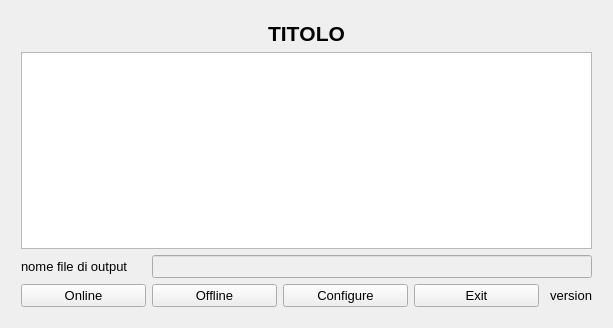
Above: src/singletonQtLogger.ui from wdastru/FantaCalcGui before the change. Below: the same form after it.
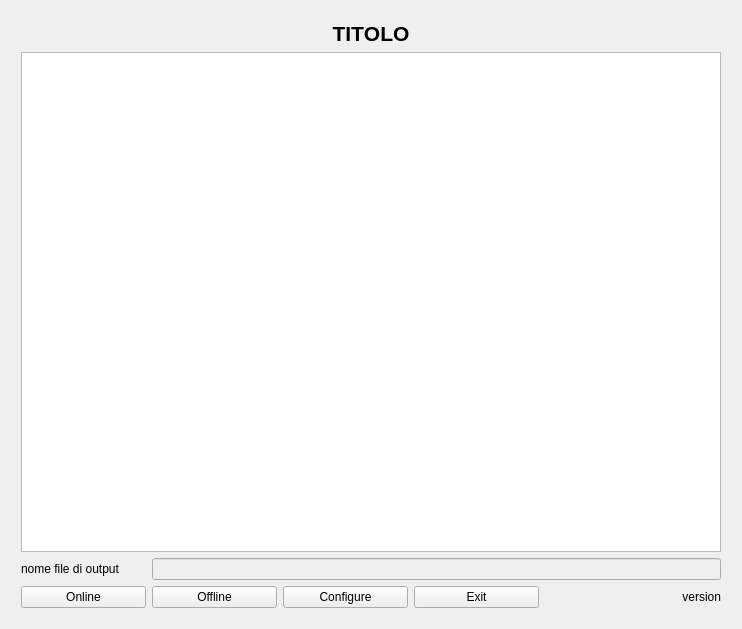
That is the form after the change.

```diff
--- a/src/singletonQtLogger.ui
+++ b/src/singletonQtLogger.ui
@@ -10,12 +10,6 @@
     <height>328</height>
    </rect>
   </property>
-  <property name="font">
-   <font>
-    <family>Ubuntu</family>
-    <pointsize>10</pointsize>
-   </font>
-  </property>
   <property name="windowTitle">
    <string>Logger</string>
   </property>
@@ -44,10 +38,16 @@
        <property name="enabled">
         <bool>true</bool>
        </property>
+       <property name="minimumSize">
+        <size>
+         <width>700</width>
+         <height>500</height>
+        </size>
+       </property>
        <property name="font">
         <font>
          <family>Ubuntu Mono</family>
-         <pointsize>12</pointsize>
+         <pointsize>10</pointsize>
          <weight>50</weight>
          <italic>false</italic>
          <bold>false</bold>
```
